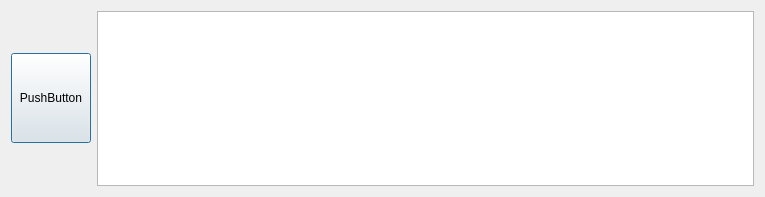
First picture: the form in WindowOne/PicDetection/picdetection.ui, repository xiaoluosigithub/Cultural-Vision, before the edit.
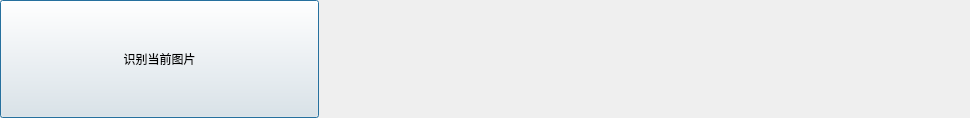
Second picture: the form after the edit.

The edit to the form file:
```diff
--- a/WindowOne/PicDetection/picdetection.ui
+++ b/WindowOne/PicDetection/picdetection.ui
@@ -6,33 +6,76 @@
    <rect>
     <x>0</x>
     <y>0</y>
-    <width>765</width>
-    <height>197</height>
+    <width>970</width>
+    <height>118</height>
    </rect>
   </property>
+  <property name="minimumSize">
+   <size>
+    <width>970</width>
+    <height>80</height>
+   </size>
+  </property>
   <property name="windowTitle">
    <string>Dialog</string>
   </property>
   <layout class="QHBoxLayout" name="horizontalLayout">
+   <property name="leftMargin">
+    <number>0</number>
+   </property>
+   <property name="topMargin">
+    <number>0</number>
+   </property>
+   <property name="rightMargin">
+    <number>0</number>
+   </property>
+   <property name="bottomMargin">
+    <number>0</number>
+   </property>
    <item>
-    <layout class="QGridLayout" name="gridLayout">
-     <item row="0" column="0">
       <widget class="QPushButton" name="pushButton">
+     <property name="sizePolicy">
+      <sizepolicy hsizetype="Minimum" vsizetype="Expanding">
+       <horstretch>0</horstretch>
+       <verstretch>0</verstretch>
+      </sizepolicy>
+     </property>
        <property name="minimumSize">
         <size>
          <width>0</width>
-         <height>90</height>
+       <height>0</height>
         </size>
        </property>
        <property name="text">
-        <string>PushButton</string>
+      <string>识别当前图片</string>
        </property>
       </widget>
      </item>
-     <item row="0" column="1">
-      <widget class="QTableWidget" name="tableWidget"/>
-     </item>
-    </layout>
+   <item>
+    <widget class="QLabel" name="label_1">
+     <property name="minimumSize">
+      <size>
+       <width>0</width>
+       <height>70</height>
+      </size>
+     </property>
+     <property name="text">
+      <string/>
+     </property>
+    </widget>
+   </item>
+   <item>
+    <widget class="QLabel" name="label_2">
+     <property name="minimumSize">
+      <size>
+       <width>0</width>
+       <height>70</height>
+      </size>
+     </property>
+     <property name="text">
+      <string/>
+     </property>
+    </widget>
    </item>
   </layout>
  </widget>
```
Lines whose indentation alone changed are shown as unchanged.
